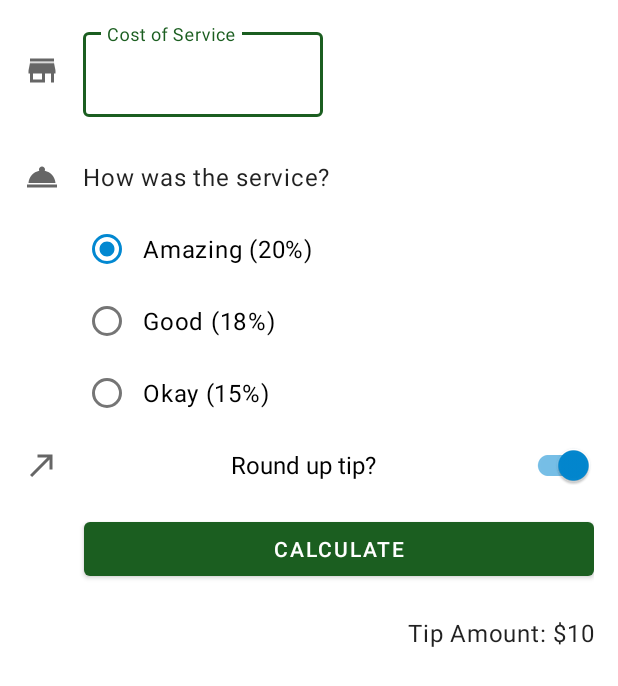
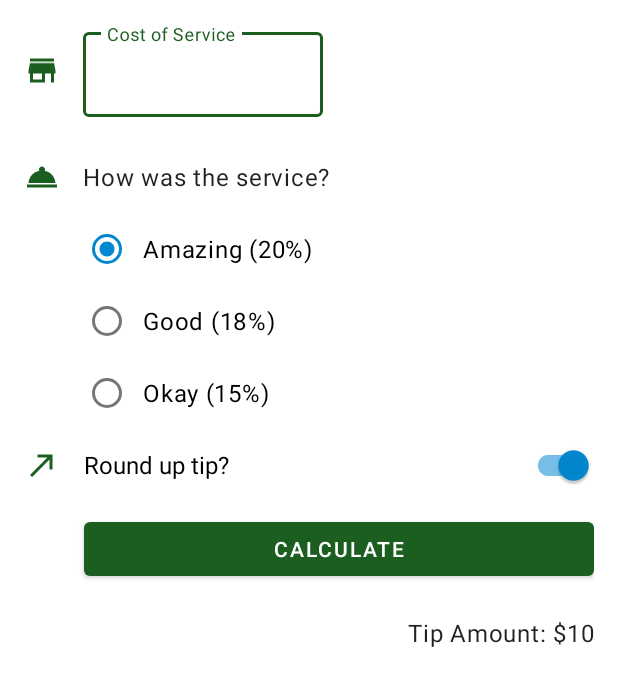
Before and after one commit to Raghav-Gupta22/Tip_Calculator, an Android app: the layout activity_main.xml on its own in the app's theme, with its tools: preview values and no code run, on a phone screen of 412 x 824 dp. Shown: the top 686 px of the screen. Run offline under Robolectric (Android 15) with nearby library versions, the phone set to English and light mode, and no system bars.

Commit message:
Added tint in vector assets

```diff
--- a/app/src/main/res/layout/activity_main.xml
+++ b/app/src/main/res/layout/activity_main.xml
@@ -17,10 +17,12 @@
             android:layout_width="0dp"
             android:layout_height="35dp"
             android:importantForAccessibility="no"
+            android:tint="@color/green"
             app:layout_constraintBottom_toBottomOf="@+id/cost_of_service"
             app:layout_constraintStart_toStartOf="parent"
             app:layout_constraintTop_toTopOf="@+id/cost_of_service"
-        app:srcCompat="@drawable/ic_baseline_store_24" />
+            app:srcCompat="@drawable/ic_baseline_store_24"
+            tools:ignore="UseAppTint" />
 
     <com.google.android.material.textfield.TextInputLayout
         android:id="@+id/cost_of_service"
@@ -44,10 +46,12 @@
             android:layout_width="wrap_content"
             android:layout_height="wrap_content"
             android:importantForAccessibility="no"
+            android:tint="@color/green"
             app:layout_constraintBottom_toBottomOf="@id/service_question"
             app:layout_constraintStart_toStartOf="parent"
             app:layout_constraintTop_toTopOf="@id/service_question"
-        app:srcCompat="@drawable/ic_baseline_room_service_24" />
+            app:srcCompat="@drawable/ic_baseline_room_service_24"
+            tools:ignore="UseAppTint" />
 
     <TextView
         android:id="@+id/service_question"
@@ -95,10 +99,12 @@
             android:layout_width="wrap_content"
             android:layout_height="wrap_content"
             android:importantForAccessibility="no"
+            android:tint="@color/green"
             app:layout_constraintBottom_toBottomOf="@id/round_up_switch"
             app:layout_constraintStart_toStartOf="parent"
             app:layout_constraintTop_toTopOf="@id/round_up_switch"
-        app:srcCompat="@drawable/ic_baseline_call_made_24" />
+            app:srcCompat="@drawable/ic_baseline_call_made_24"
+            tools:ignore="UseAppTint" />
 
 
     <com.google.android.material.switchmaterial.SwitchMaterial
@@ -108,9 +114,7 @@
         android:layout_marginStart="16dp"
         android:checked="true"
         android:text="@string/round_up_tip"
-        android:textSize="16dp"
-        android:gravity="center"
-
+        android:textSize="16sp"
         app:layout_constraintEnd_toEndOf="parent"
         app:layout_constraintHorizontal_bias="0.0"
         app:layout_constraintStart_toEndOf="@id/icon_round_up"
@@ -133,7 +137,6 @@
         android:layout_width="wrap_content"
         android:layout_height="wrap_content"
         android:layout_marginTop="8dp"
-        android:text="@string/tip_amount"
         app:layout_constraintEnd_toEndOf="parent"
         app:layout_constraintTop_toBottomOf="@id/calculate_button"
         tools:text="Tip Amount: $10" />
```
Lines whose indentation alone changed are shown as unchanged.
